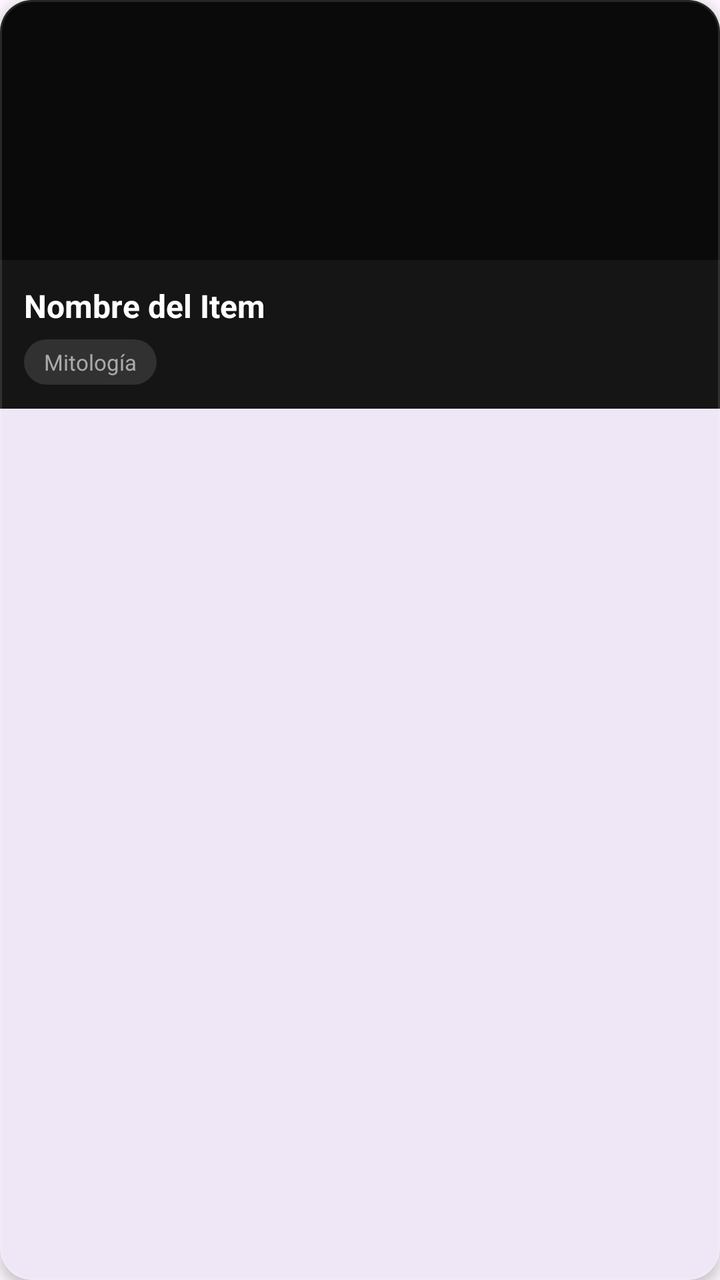
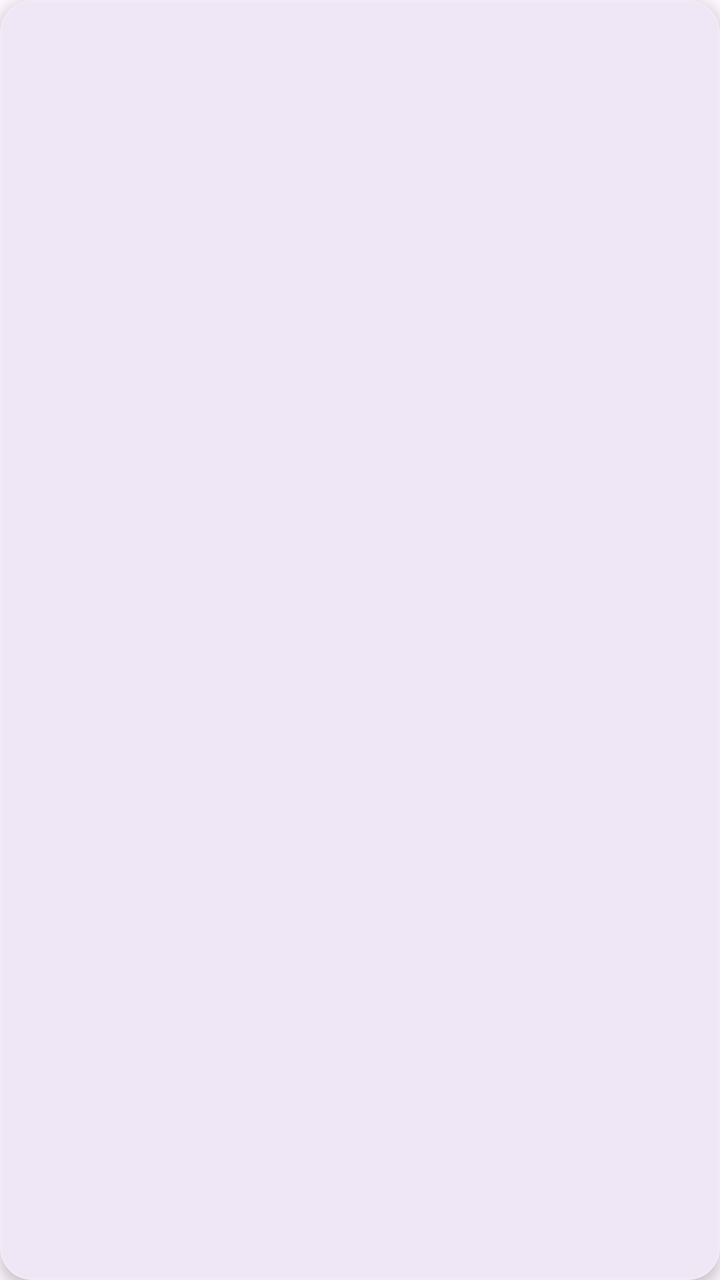

Before-and-after screenshots of an Android layout around one commit, followed by the original layout XML and the change that was made.
<!-- AndroidManifest.xml: application theme Theme.Tema5prueba_significativa_final -->
<!-- res/layout/card_item.xml -->
<?xml version="1.0" encoding="utf-8"?>
<com.google.android.material.card.MaterialCardView xmlns:android="http://schemas.android.com/apk/res/android"
    xmlns:app="http://schemas.android.com/apk/res-auto"
    android:id="@+id/cardView"
    android:layout_width="match_parent"
    android:layout_height="wrap_content"
    android:layout_margin="6dp"
    android:clickable="true"
    android:focusable="true"
    app:cardCornerRadius="16dp"
    app:cardElevation="4dp"
    app:cardPreventCornerOverlap="true"
    app:strokeWidth="1dp"
    app:strokeColor="#1EFFFFFF"
    app:rippleColor="#33FFFFFF">

    <LinearLayout
        android:layout_width="match_parent"
        android:layout_height="wrap_content"
        android:orientation="vertical">

        
        <ImageView
            android:id="@+id/itemImage"
            android:layout_width="match_parent"
            android:layout_height="130dp"
            android:scaleType="fitCenter"
            android:padding="8dp"
            android:background="#0A0A0A"
            android:contentDescription="Element Icon" />

        
        <LinearLayout
            android:layout_width="match_parent"
            android:layout_height="wrap_content"
            android:orientation="vertical"
            android:padding="12dp"
            android:background="#151515">

            
            <TextView
                android:id="@+id/itemName"
                android:layout_width="match_parent"
                android:layout_height="wrap_content"
                android:ellipsize="end"
                android:maxLines="1"
                android:text="Nombre del Item"
                android:textColor="#FFFFFF"
                android:textSize="16sp"
                android:textStyle="bold" />

            
            <TextView
                android:id="@+id/itemOrigin"
                android:layout_width="wrap_content"
                android:layout_height="wrap_content"
                android:layout_marginTop="6dp"
                android:background="@drawable/bg_badge"
                android:text="Mitología"
                android:textColor="#AAAAAA"
                android:textSize="11sp" />

        </LinearLayout>
    </LinearLayout>
</com.google.android.material.card.MaterialCardView>
<!-- resources referenced by this layout -->
<resources>
  <!-- drawable bg_badge (drawable) -->
  <?xml version="1.0" encoding="utf-8"?>
  <shape xmlns:android="http://schemas.android.com/apk/res/android">
      <solid android:color="#1EFFFFFF" />
      <corners android:radius="16dp" />
      <padding
          android:left="10dp"
          android:top="4dp"
          android:right="10dp"
          android:bottom="4dp" />
  </shape>
  <style name="Theme.Tema5prueba_significativa_final" parent="Base.Theme.Tema5prueba_significativa_final" />
  <style name="Base.Theme.Tema5prueba_significativa_final" parent="Theme.Material3.DayNight.NoActionBar">
          
          
      </style>
</resources>

<!-- the commit's change to res/layout/card_item.xml (unified diff, before → after) -->
@@ -14,52 +14,4 @@
     app:strokeColor="#1EFFFFFF"
     app:rippleColor="#33FFFFFF">
 
-    <LinearLayout
-        android:layout_width="match_parent"
-        android:layout_height="wrap_content"
-        android:orientation="vertical">
-
-        
-        <ImageView
-            android:id="@+id/itemImage"
-            android:layout_width="match_parent"
-            android:layout_height="130dp"
-            android:scaleType="fitCenter"
-            android:padding="8dp"
-            android:background="#0A0A0A"
-            android:contentDescription="Element Icon" />
-
-        
-        <LinearLayout
-            android:layout_width="match_parent"
-            android:layout_height="wrap_content"
-            android:orientation="vertical"
-            android:padding="12dp"
-            android:background="#151515">
-
-            
-            <TextView
-                android:id="@+id/itemName"
-                android:layout_width="match_parent"
-                android:layout_height="wrap_content"
-                android:ellipsize="end"
-                android:maxLines="1"
-                android:text="Nombre del Item"
-                android:textColor="#FFFFFF"
-                android:textSize="16sp"
-                android:textStyle="bold" />
-
-            
-            <TextView
-                android:id="@+id/itemOrigin"
-                android:layout_width="wrap_content"
-                android:layout_height="wrap_content"
-                android:layout_marginTop="6dp"
-                android:background="@drawable/bg_badge"
-                android:text="Mitología"
-                android:textColor="#AAAAAA"
-                android:textSize="11sp" />
-
-        </LinearLayout>
-    </LinearLayout>
 </com.google.android.material.card.MaterialCardView>
<!-- resource entries referenced after the edit -->
@@ -1,16 +1,5 @@
 <!-- resources referenced by this layout -->
 <resources>
-  <!-- drawable bg_badge (drawable) -->
-  <?xml version="1.0" encoding="utf-8"?>
-  <shape xmlns:android="http://schemas.android.com/apk/res/android">
-      <solid android:color="#1EFFFFFF" />
-      <corners android:radius="16dp" />
-      <padding
-          android:left="10dp"
-          android:top="4dp"
-          android:right="10dp"
-          android:bottom="4dp" />
-  </shape>
   <style name="Theme.Tema5prueba_significativa_final" parent="Base.Theme.Tema5prueba_significativa_final" />
   <style name="Base.Theme.Tema5prueba_significativa_final" parent="Theme.Material3.DayNight.NoActionBar">
           
